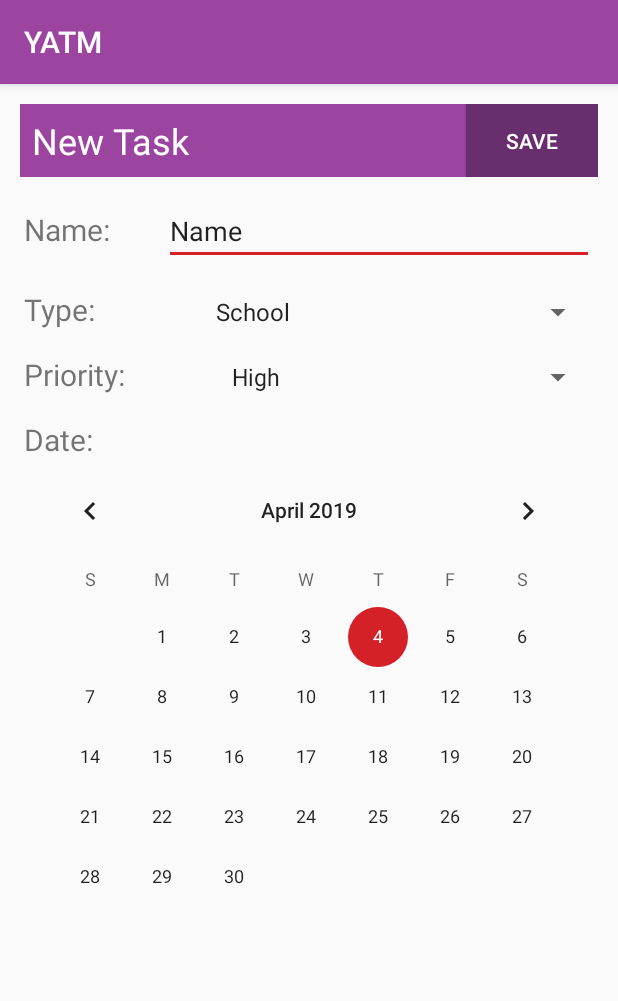
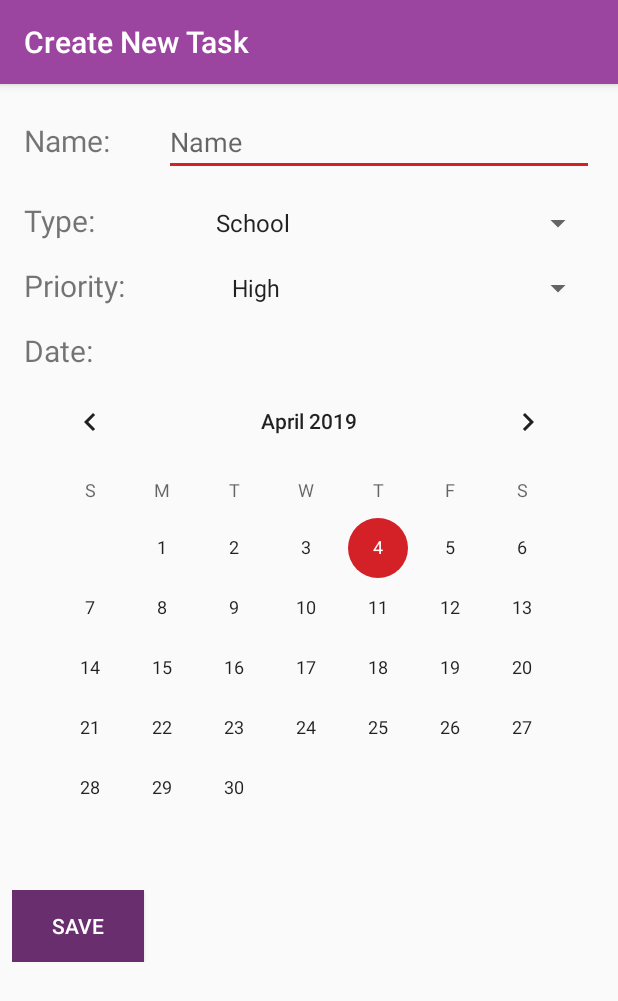
Before and after one commit to greenstack/yatm, an Android app: the screen it shows after launch (ListDataActivity), after a tap on an icon or button, on a phone screen of 412 x 824 dp. Shown: the top 1001 px of the screen. Run offline under Robolectric (Android 15) with nearby library versions, the phone set to English and light mode, and no system bars; our stand-ins replace Room's generated code; 1 other tap on this screen came first.

Commit message:
added presenter and fixed some layout

```diff
--- a/app/src/main/java/dj/yatm/Views/ListDataActivity.java
+++ b/app/src/main/java/dj/yatm/Views/ListDataActivity.java
@@ -9,6 +9,7 @@ import android.widget.EditText;
 import android.widget.Spinner;
 
 import dj.yatm.R;
+import dj.yatm.model.ListItem;
 
 public class ListDataActivity extends AppCompatActivity {
 
@@ -16,12 +17,16 @@ public class ListDataActivity extends AppCompatActivity {
     private Spinner type;
     private Spinner priority;
     private Button saveButton;
+    private Presenter presenter;
+    private ListItem listItem;
 
     public void initVariables(){
         name = findViewById(R.id.name_edit_text);
         type = findViewById(R.id.type_spinner);
         priority = findViewById(R.id.priority_spinner);
         saveButton = findViewById(R.id.save_setup_button);
+        presenter = new Presenter();
+        listItem = new ListItem();
 
     }
 
@@ -33,9 +38,27 @@ public class ListDataActivity extends AppCompatActivity {
         saveButton.setOnClickListener(new View.OnClickListener() {
             @Override
             public void onClick(View v) {
+                listItem.setTitle(name.getText().toString());
+                listItem.setCategory(type.getSelectedItem().toString());
+                int numPriority = 0;
+                switch(priority.getSelectedItem().toString()){
+                    case "High":
+                        numPriority = 1;
+                        break;
+                    case "Medium":
+                        numPriority = 2;
+                        break;
+                    case "Low":
+                        numPriority = 3;
+                        break;
+                }
+                listItem.setPriority(numPriority);
+                // This is where set date will go.
+                presenter.createTask(listItem);
                 finish();
             }
         });
+        getSupportActionBar().setTitle("Create New Task");
     }
 
 
--- a/app/src/main/java/dj/yatm/Views/MainActivity.java
+++ b/app/src/main/java/dj/yatm/Views/MainActivity.java
@@ -132,9 +132,11 @@ public class MainActivity extends AppCompatActivity {
         TextView title;
         ImageButton check;
         ListItem item;
+        private Presenter presenter;
 
         public MainListHolder(final View view){
             super(view);
+            presenter = new Presenter();
             view.setOnClickListener(this);
             title = view.findViewById(R.id.title);
             check = view.findViewById(R.id.check_button);
@@ -144,9 +146,11 @@ public class MainActivity extends AppCompatActivity {
                     if (!item.isComplete()) {
                         check.setImageResource(R.drawable.check_checked);
                         item.setCompletenessForAll(true, true);
+                        presenter.updateTask(item);
                     } else {
                         check.setImageResource(R.drawable.check);
                         item.setCompletenessForAll(false, true);
+                        presenter.updateTask(item);
                     }
                 }
             });
--- /dev/null
+++ b/app/src/main/java/dj/yatm/Views/Presenter.java
@@ -0,0 +1,24 @@
+package dj.yatm.Views;
+
+import dj.yatm.model.ListItem;
+import dj.yatm.model.ListItemEvent;
+import dj.yatm.model.TaskListContract;
+
+public class Presenter {
+    private TaskListContract contract;
+
+    public Presenter(){
+        this.contract = TaskListContract.get();
+    }
+
+
+    public void updateTask(ListItem listItem){
+        this.contract.Update(listItem,ListItemEvent.Update);
+    }
+
+    public void createTask(ListItem listItem){
+        this.contract.Update(listItem, ListItemEvent.Create);
+    }
+
+
+}
--- a/app/src/main/res/layout/set_up_list.xml
+++ b/app/src/main/res/layout/set_up_list.xml
@@ -13,38 +13,9 @@
     tools:layout_editor_absoluteY="8dp">
 
     <LinearLayout
-        android:id="@+id/title_setup_linear_layout"
-        android:layout_width="match_parent"
-        android:layout_height="wrap_content"
-        android:orientation="horizontal"
-        android:layout_margin="5dp"
-        android:background="@color/colorPrimary">
-
-        <TextView
-            android:id="@+id/title_setup"
-            android:layout_width="wrap_content"
-            android:layout_height="wrap_content"
-            android:layout_weight="1"
-            android:padding="8dp"
-            android:textColor="#ffffff"
-            android:text="New Task"
-            android:textSize="24sp" />
-
-        <Button
-            android:id="@+id/save_setup_button"
-            android:layout_width="wrap_content"
-            android:layout_height="match_parent"
-            android:background="@color/colorPrimaryDark"
-            android:padding="5dp"
-            android:text="Save"
-            android:textColor="#ffffff" />
-    </LinearLayout>
-
-    <LinearLayout
         android:id="@+id/name_setup_linear_layout"
         android:layout_width="match_parent"
         android:layout_height="wrap_content"
-        android:layout_below="@+id/title_setup_linear_layout"
         android:layout_marginTop="0dp"
         android:orientation="horizontal"
         android:padding="8dp">
@@ -63,8 +34,8 @@
             android:layout_height="wrap_content"
             android:layout_weight="2"
             android:ems="10"
-            android:inputType="textPersonName"
-            android:text="@string/list_setup_name_edit" />
+            android:hint="@string/list_setup_name_edit"
+            android:inputType="textPersonName" />
     </LinearLayout>
 
     <LinearLayout
@@ -145,5 +116,19 @@
             android:spinnerMode="dropdown" />
 
     </LinearLayout>
+    <LinearLayout
+        android:id="@+id/save_setup_button_layout"
+        android:layout_width="match_parent"
+        android:layout_height="wrap_content"
+        android:layout_below="@+id/date_setup_linear_layout">
+        <Button
+            android:id="@+id/save_setup_button"
+            android:layout_width="wrap_content"
+            android:layout_height="match_parent"
+            android:background="@color/colorPrimaryDark"
+            android:padding="5dp"
+            android:text="Save"
+            android:textColor="#ffffff" />
+    </LinearLayout>
 
 </RelativeLayout>
```
